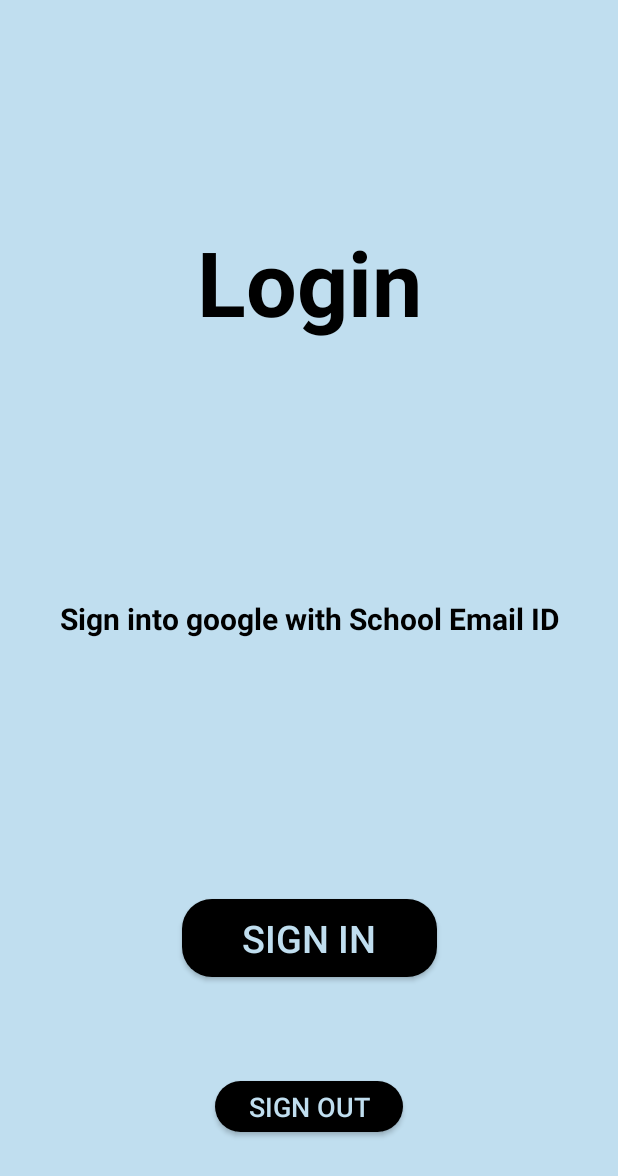
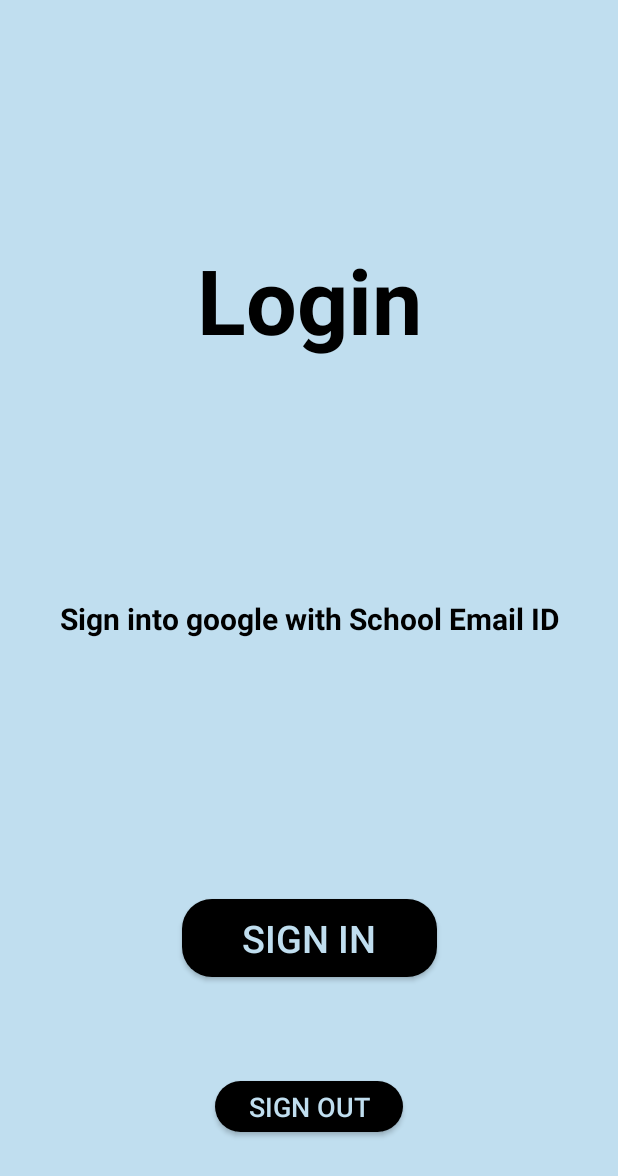
Before and after one commit to geek0609/vote_app, an Android app: the login_page screen opened directly, with no data from a screen before it, on a phone screen of 412 x 824 dp. Shown: the top 1176 px of the screen. Run offline under Robolectric (Android 15) with nearby library versions, the phone set to English and light mode, and no system bars; our stand-ins replace Firebase (no records; nobody signed in at launch, a user with empty details on screens opened directly); Roboto replaces fonts that are not available here.

Commit message:
VoteApp: use match_parent and wrap_content

```diff
--- a/app/src/main/res/layout/login_page.xml
+++ b/app/src/main/res/layout/login_page.xml
@@ -1,15 +1,15 @@
 <?xml version="1.0" encoding="utf-8"?>
-<androidx.constraintlayout.widget.ConstraintLayout xmlns:android="http://schemas.android.com/apk/res/android"
+<androidx.constraintlayout.widget.ConstraintLayout
+    xmlns:android="http://schemas.android.com/apk/res/android"
     xmlns:app="http://schemas.android.com/apk/res-auto"
-    xmlns:tools="http://schemas.android.com/tools"
     android:layout_width="match_parent"
     android:layout_height="match_parent"
     android:background="@color/colorPrimary">
 
     <TextView
         android:id="@+id/textView3"
-        android:layout_width="396dp"
-        android:layout_height="104dp"
+        android:layout_width="match_parent"
+        android:layout_height="wrap_content"
         android:text="@string/login_text"
         android:textAlignment="center"
         android:textColor="@color/colorFontPrimary"
```
